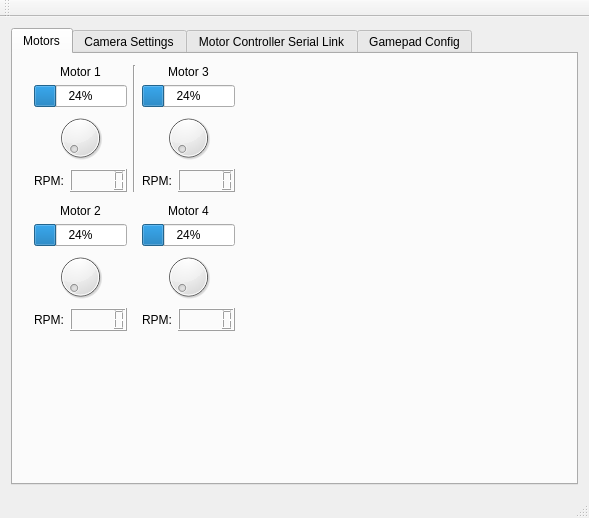
The window that Base_Station_QT_Workspace/Base_Station/mainwindow.ui (simonbeaudoin0935/Design3) describes before a commit, drawn with Qt 5.
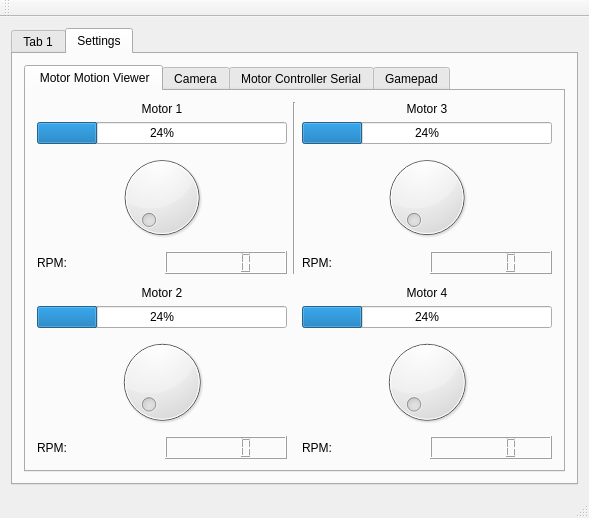
The same window after the commit. The open tabs and pages were chosen to show the change.

What changed in the file:
```diff
--- a/Base_Station_QT_Workspace/Base_Station/mainwindow.ui
+++ b/Base_Station_QT_Workspace/Base_Station/mainwindow.ui
@@ -16,23 +16,31 @@
   <widget class="QWidget" name="centralWidget">
    <layout class="QHBoxLayout" name="horizontalLayout">
     <item>
-     <widget class="QTabWidget" name="tabWidget">
+     <widget class="QTabWidget" name="tabWidget_2">
       <property name="currentIndex">
        <number>1</number>
       </property>
+      <widget class="QWidget" name="tab_5">
+       <attribute name="title">
+        <string>Tab 1</string>
+       </attribute>
+      </widget>
+      <widget class="QWidget" name="tab_6">
+       <attribute name="title">
+        <string>Settings</string>
+       </attribute>
+       <layout class="QVBoxLayout" name="verticalLayout_14">
+        <item>
+         <widget class="QTabWidget" name="tabWidget">
+          <property name="currentIndex">
+           <number>2</number>
+          </property>
       <widget class="QWidget" name="tab">
        <attribute name="title">
-        <string>Motors</string>
-       </attribute>
-       <widget class="QWidget" name="gridLayoutWidget">
-        <property name="geometry">
-         <rect>
-          <x>10</x>
-          <y>0</y>
-          <width>223</width>
-          <height>288</height>
-         </rect>
-        </property>
+            <string> Motor Motion Viewer</string>
+           </attribute>
+           <layout class="QVBoxLayout" name="verticalLayout_15">
+            <item>
         <layout class="QGridLayout" name="gridLayout">
          <item row="0" column="1">
           <widget class="Line" name="line">
@@ -201,11 +209,12 @@
           </widget>
          </item>
         </layout>
-       </widget>
+            </item>
+           </layout>
       </widget>
       <widget class="QWidget" name="tab_4">
        <attribute name="title">
-        <string>Camera Settings</string>
+            <string>Camera</string>
        </attribute>
        <layout class="QVBoxLayout" name="verticalLayout_13">
         <item>
@@ -243,7 +252,7 @@
       </widget>
       <widget class="QWidget" name="tab_2">
        <attribute name="title">
-        <string>Motor Controller Serial Link</string>
+            <string>Motor Controller Serial</string>
        </attribute>
        <layout class="QVBoxLayout" name="verticalLayout_11">
         <item>
@@ -288,7 +297,7 @@
       </widget>
       <widget class="QWidget" name="tab_3">
        <attribute name="title">
-        <string>Gamepad Config</string>
+            <string>Gamepad</string>
        </attribute>
        <layout class="QVBoxLayout" name="verticalLayout_9">
         <item>
@@ -635,6 +644,10 @@
            </layout>
           </item>
          </layout>
+            </item>
+           </layout>
+          </widget>
+         </widget>
         </item>
        </layout>
       </widget>
```
Left out of the diff: 7 changed lines with no effect on the pictures. Lines whose indentation alone changed are shown as unchanged.
